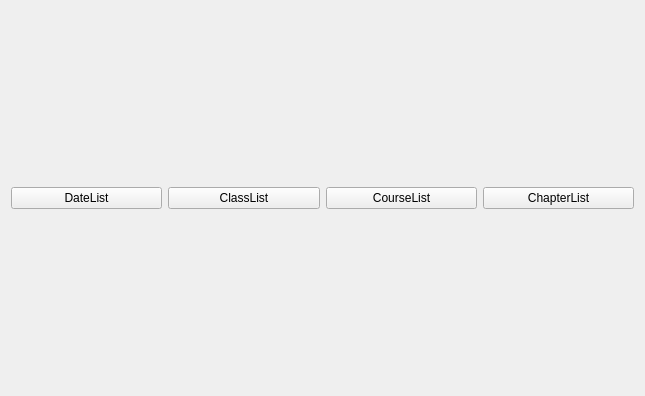
This is widget.ui in weijibin/MyListView as Qt 5 draws it before an edit. The edited form follows.
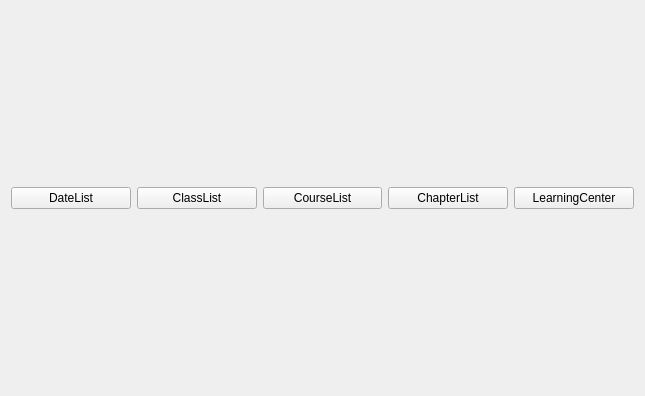
This is the edited form.

Diff of the .ui file:
```diff
--- a/widget.ui
+++ b/widget.ui
@@ -44,6 +44,13 @@
        </property>
       </widget>
      </item>
+     <item>
+      <widget class="QPushButton" name="pushButton">
+       <property name="text">
+        <string>LearningCenter</string>
+       </property>
+      </widget>
+     </item>
     </layout>
    </item>
   </layout>
```
